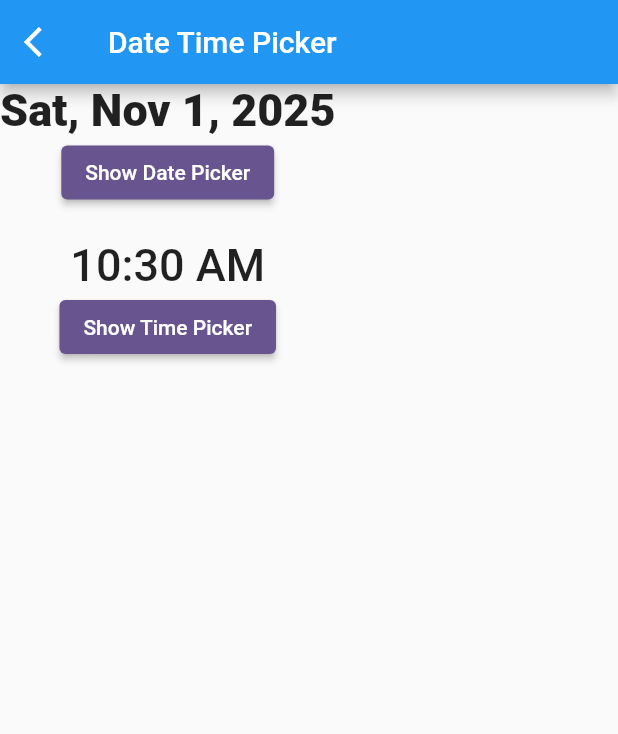
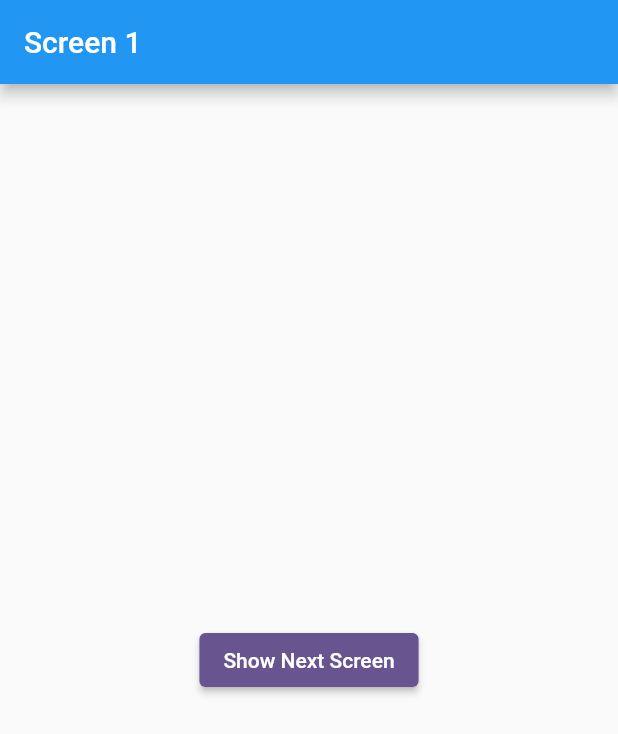
Before and after one commit to AbRehman536/Flutter_sec_8, a Flutter app: the screen it shows after launch, on a phone screen of 412 x 824 dp. Shown: the top 734 px of the screen. Run offline on Flutter 3.47's test engine with Material 3 defaults, Android fonts, the phone set to English and light mode, and no system bars.

Commit message:
Provider Done

```diff
--- a/lib/main.dart
+++ b/lib/main.dart
@@ -16,13 +16,20 @@
 import 'package:flutter_sec_8/nested_row_column.dart';
 import 'package:flutter_sec_8/network_image.dart';
 import 'package:flutter_sec_8/pageview.dart';
+import 'package:flutter_sec_8/passing_parameters/screen_a.dart';
 import 'package:flutter_sec_8/popup_menu_demo.dart';
+import 'package:flutter_sec_8/providers/screen_1.dart';
+import 'package:flutter_sec_8/providers/user.dart';
 import 'package:flutter_sec_8/row_column.dart';
 import 'package:flutter_sec_8/single_selection.dart';
 import 'package:flutter_sec_8/tabBar_demo.dart';
+import 'package:provider/provider.dart';
 
 void main() {
-  runApp(const MyApp());
+  runApp(MultiProvider(providers: [
+    ChangeNotifierProvider(create: (context)=> UserProvider()),
+  ],
+  child: const MyApp()));
 }
 
 class MyApp extends StatelessWidget {
@@ -53,7 +60,7 @@
         colorScheme: ColorScheme.fromSeed(seedColor: Colors.deepPurple),
         useMaterial3: false,
       ),
-      home: DateTimePickerDemo(),
+      home: Screen1(),
     );
   }
 }
--- /dev/null
+++ b/lib/providers/screen_1.dart
@@ -0,0 +1,26 @@
+import 'package:flutter/material.dart';
+import 'package:flutter_sec_8/providers/screen_2.dart';
+import 'package:flutter_sec_8/providers/user.dart';
+import 'package:provider/provider.dart';
+
+class Screen1 extends StatelessWidget {
+  const Screen1({super.key});
+
+  @override
+  Widget build(BuildContext context) {
+    var userProvider = Provider.of<UserProvider>(context);
+    return Scaffold(
+      appBar: AppBar(
+        title: Text("Screen 1"),
+        backgroundColor: Colors.blue,
+        foregroundColor: Colors.white,
+      ),
+      body: Center(child:
+        ElevatedButton(onPressed: (){
+          userProvider.setName("Abdullah");
+          userProvider.setEmail("abdullah@gmail.com");
+          Navigator.push(context, MaterialPageRoute(builder: (context)=>Screen2()));
+        }, child: Text("Show Next Screen")),),
+    );
+  }
+}
--- /dev/null
+++ b/lib/providers/user.dart
@@ -0,0 +1,19 @@
+import 'package:flutter/cupertino.dart';
+
+class UserProvider extends ChangeNotifier{
+  String _name = " ";
+  String _email = " ";
+
+  void setName(String val){
+    _name = val ;
+    notifyListeners();
+  }
+
+  void setEmail(String val){
+    _email = val ;
+    notifyListeners();
+  }
+
+  String getName() => _name;
+  String getEmail() => _email;
+}
--- a/pubspec.yaml
+++ b/pubspec.yaml
@@ -36,6 +36,7 @@
   # Use with the CupertinoIcons class for iOS style icons.
   cupertino_icons: ^1.0.8
   intl: ^0.20.2
+  provider: ^6.1.5+1
 
 dev_dependencies:
   flutter_test:
```
Also changed, not shown: lib/passing_parameters/screen_a.dart (added, +22 -0 lines), lib/passing_parameters/screen_b.dart (added, +26 -0 lines), lib/providers/screen_2.dart (added, +23 -0 lines), pubspec.lock.
